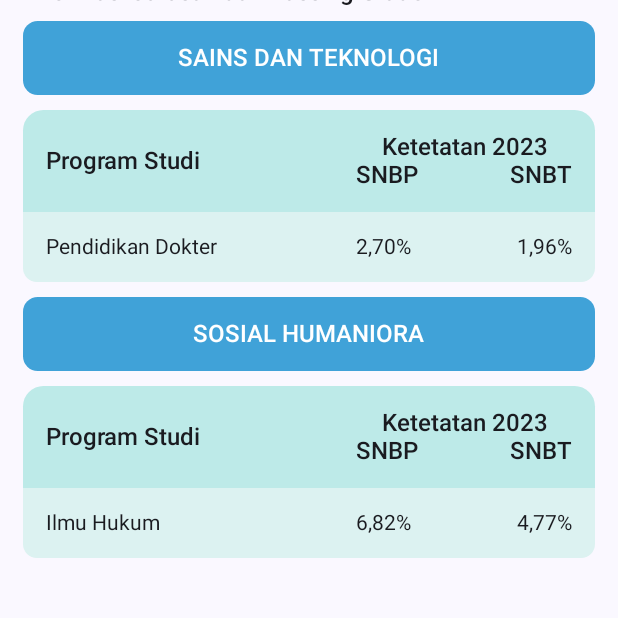
After one commit to AhmadSultanMA/ngampusYuk, an Android app built with Jetpack Compose: the composable InformasiJurusan shown on its own in the app's theme, on a phone screen of 412 x 824 dp, the top half of it. The commit adds this screen. Run offline under Robolectric (Android 15) with nearby library versions, the phone set to English and light mode, and no system bars.

Commit message:
completing universitas page

```diff
--- a/app/src/main/java/com/example/ngampusyuk/feature/main/components/universitasComponent/AppBar.kt
+++ b/app/src/main/java/com/example/ngampusyuk/feature/main/components/universitasComponent/AppBar.kt
@@ -76,7 +76,7 @@ fun AppBar(modifier: Modifier = Modifier,) {
                     }
                 }
             }
-            Spacer(modifier = Modifier.height(20.dp))
+            Spacer(modifier = Modifier.height(10.dp))
             Row(modifier.fillMaxWidth(),horizontalArrangement = Arrangement.SpaceBetween) {
                 Card(
                     modifier.width(screenWidth*0.27f),
--- /dev/null
+++ b/app/src/main/java/com/example/ngampusyuk/feature/main/components/universitasComponent/InformasiJurusan.kt
@@ -0,0 +1,154 @@
+package com.example.ngampusyuk.feature.main.components.universitasComponent
+
+import androidx.compose.foundation.background
+import androidx.compose.foundation.layout.Arrangement
+import androidx.compose.foundation.layout.Box
+import androidx.compose.foundation.layout.Column
+import androidx.compose.foundation.layout.Row
+import androidx.compose.foundation.layout.Spacer
+import androidx.compose.foundation.layout.fillMaxWidth
+import androidx.compose.foundation.layout.height
+import androidx.compose.foundation.layout.offset
+import androidx.compose.foundation.layout.padding
+import androidx.compose.foundation.layout.width
+import androidx.compose.foundation.shape.RoundedCornerShape
+import androidx.compose.material3.Text
+import androidx.compose.runtime.Composable
+import androidx.compose.ui.Alignment
+import androidx.compose.ui.Modifier
+import androidx.compose.ui.graphics.Color
+import androidx.compose.ui.platform.LocalConfiguration
+import androidx.compose.ui.text.TextStyle
+import androidx.compose.ui.text.font.FontWeight
+import androidx.compose.ui.text.style.TextAlign
+import androidx.compose.ui.unit.dp
+import androidx.compose.ui.unit.sp
+import com.example.ngampusyuk.ui.theme.CustBlue
+import com.example.ngampusyuk.ui.theme.CustLightBlue
+import com.example.ngampusyuk.ui.theme.CustSecondary10
+
+@Composable
+fun InformasiJurusan(modifier: Modifier = Modifier) {
+    val screenWidth = LocalConfiguration.current.screenWidthDp.dp
+
+    Column (
+        modifier
+            .padding(start = 15.dp, end = 15.dp)
+            .offset(0.dp, -15.dp)
+    ){
+        Text(text = "Informasi Jurusan dan Passing Grade", style = TextStyle(fontWeight = FontWeight.Medium, fontSize = 16.sp))
+        Spacer(modifier = Modifier.height(10.dp))
+        Box(
+            modifier
+                .background(color = CustBlue, shape = RoundedCornerShape(20))
+                .padding(vertical = 15.dp)
+                .fillMaxWidth(),
+            contentAlignment = Alignment.Center
+        ){
+            Text(text = "SAINS DAN TEKNOLOGI", style = TextStyle(color = Color.White, fontWeight = FontWeight.SemiBold, fontSize = 16.sp))
+        }
+        Spacer(modifier = Modifier.height(10.dp))
+        Row(
+            modifier
+                .fillMaxWidth()
+                .background(
+                    color = CustSecondary10,
+                    shape = RoundedCornerShape(topEndPercent = 20, topStartPercent = 20)
+                )
+                .padding(15.dp),
+            horizontalArrangement = Arrangement.SpaceBetween,
+            verticalAlignment = Alignment.CenterVertically
+        ) {
+            Text(text = "Program Studi", style = TextStyle(fontWeight = FontWeight.SemiBold, fontSize = 16.sp))
+            Column(modifier.width(screenWidth * 0.35f)) {
+                Text(
+                    text = "Ketetatan 2023",
+                    modifier = Modifier.fillMaxWidth(),
+                    style = TextStyle(fontWeight = FontWeight.SemiBold, fontSize = 16.sp),
+                    textAlign = TextAlign.Center
+                )
+                Row(modifier.fillMaxWidth(), horizontalArrangement = Arrangement.SpaceBetween) {
+                    Text(text = "SNBP", style = TextStyle(fontWeight = FontWeight.SemiBold, fontSize = 16.sp))
+                    Text(text = "SNBT", style = TextStyle(fontWeight = FontWeight.SemiBold, fontSize = 16.sp))
+                }
+            }
+        }
+        Box(
+            modifier
+                .fillMaxWidth()
+
+                .background(
+                    color = CustLightBlue,
+                    shape = RoundedCornerShape(bottomStartPercent = 20, bottomEndPercent = 20)
+                )
+                .padding(15.dp)
+
+        ){
+            Row(Modifier.fillMaxWidth(), horizontalArrangement = Arrangement.SpaceBetween) {
+                Text(text = "Pendidikan Dokter", style = TextStyle(fontSize = 14.sp))
+                Row(modifier.width(screenWidth * 0.35f),horizontalArrangement = Arrangement.SpaceBetween) {
+                    Text(text = "2,70%", style = TextStyle(fontSize = 14.sp))
+                    Text(text = "1,96%", style = TextStyle(fontSize = 14.sp))
+                }
+            }
+
+        }
+
+        Spacer(modifier = Modifier.height(10.dp))
+        Box(
+            modifier
+                .background(color = CustBlue, shape = RoundedCornerShape(20))
+                .padding(vertical = 15.dp)
+                .fillMaxWidth(),
+            contentAlignment = Alignment.Center
+        ){
+            Text(text = "SOSIAL HUMANIORA", style = TextStyle(color = Color.White, fontWeight = FontWeight.SemiBold, fontSize = 16.sp))
+        }
+        Spacer(modifier = Modifier.height(10.dp))
+        Row(
+            modifier
+                .fillMaxWidth()
+                .background(
+                    color = CustSecondary10,
+                    shape = RoundedCornerShape(topEndPercent = 20, topStartPercent = 20)
+                )
+                .padding(15.dp),
+            horizontalArrangement = Arrangement.SpaceBetween,
+            verticalAlignment = Alignment.CenterVertically
+        ) {
+            Text(text = "Program Studi", style = TextStyle(fontWeight = FontWeight.SemiBold, fontSize = 16.sp))
+            Column(modifier.width(screenWidth * 0.35f)) {
+                Text(
+                    text = "Ketetatan 2023",
+                    modifier = Modifier.fillMaxWidth(),
+                    style = TextStyle(fontWeight = FontWeight.SemiBold, fontSize = 16.sp),
+                    textAlign = TextAlign.Center
+                )
+                Row(modifier.fillMaxWidth(), horizontalArrangement = Arrangement.SpaceBetween) {
+                    Text(text = "SNBP", style = TextStyle(fontWeight = FontWeight.SemiBold, fontSize = 16.sp))
+                    Text(text = "SNBT", style = TextStyle(fontWeight = FontWeight.SemiBold, fontSize = 16.sp))
+                }
+            }
+        }
+        Box(
+            modifier
+                .fillMaxWidth()
+
+                .background(
+                    color = CustLightBlue,
+                    shape = RoundedCornerShape(bottomStartPercent = 20, bottomEndPercent = 20)
+                )
+                .padding(15.dp)
+
+        ){
+            Row(Modifier.fillMaxWidth(), horizontalArrangement = Arrangement.SpaceBetween) {
+                Text(text = "Ilmu Hukum", style = TextStyle(fontSize = 14.sp))
+                Row(modifier.width(screenWidth * 0.35f),horizontalArrangement = Arrangement.SpaceBetween) {
+                    Text(text = "6,82%", style = TextStyle(fontSize = 14.sp))
+                    Text(text = "4,77%", style = TextStyle(fontSize = 14.sp))
+                }
+            }
+
+        }
+    }
+}
--- a/app/src/main/java/com/example/ngampusyuk/ui/theme/Color.kt
+++ b/app/src/main/java/com/example/ngampusyuk/ui/theme/Color.kt
@@ -8,6 +8,7 @@ val Pink80 = Color(0xFFEFB8C8)
 val CustBlue = Color(0xFF40A2D8)
 val CustLightBlue = Color(0xFFDCF2F1)
 val CustSecondary = Color(0xFF7FC7D9)
+val CustSecondary10 = Color(0xFFBDEAE8)
 val CustDarkGreen = Color(0xFF176B87)
 val CustDarkBlue = Color(0xFF0B60B0)
 
```
Also changed, not shown: app/src/main/java/com/example/ngampusyuk/feature/main/components/universitasComponent/Kontak.kt (added, +94 -0 lines), app/src/main/java/com/example/ngampusyuk/feature/universitas/Universitas.kt (+7 -1 lines), app/src/main/res/drawable/ic_mail.png (added), app/src/main/res/drawable/ic_telephone.png (added), app/src/main/res/drawable/vs.png (added).
